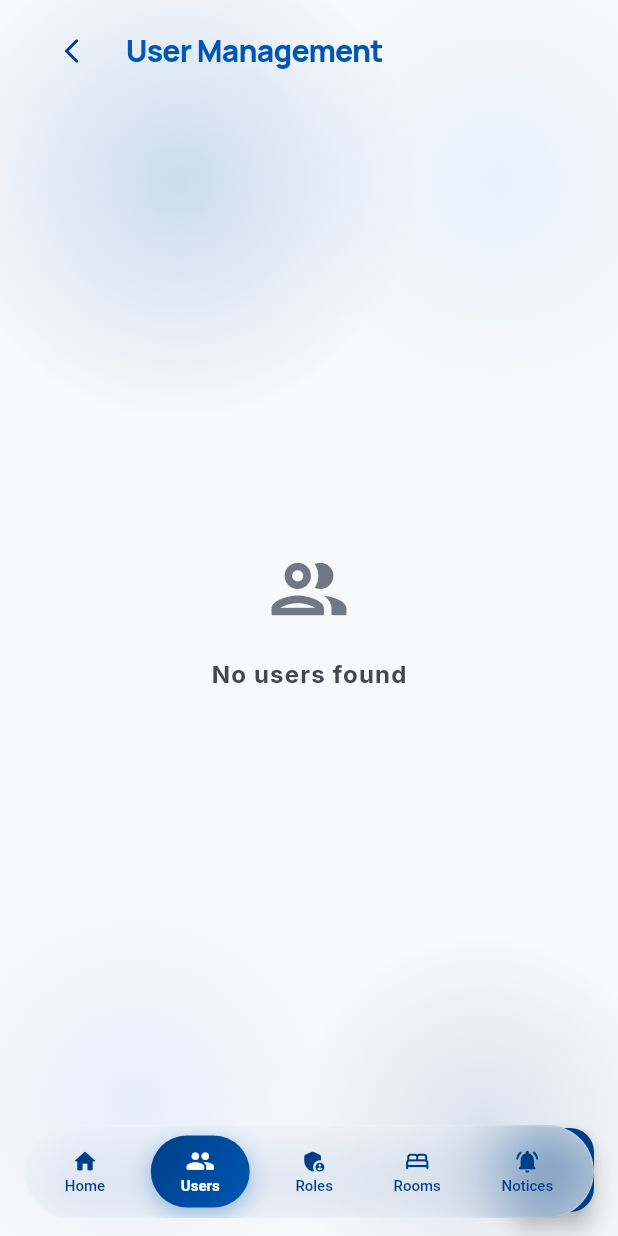
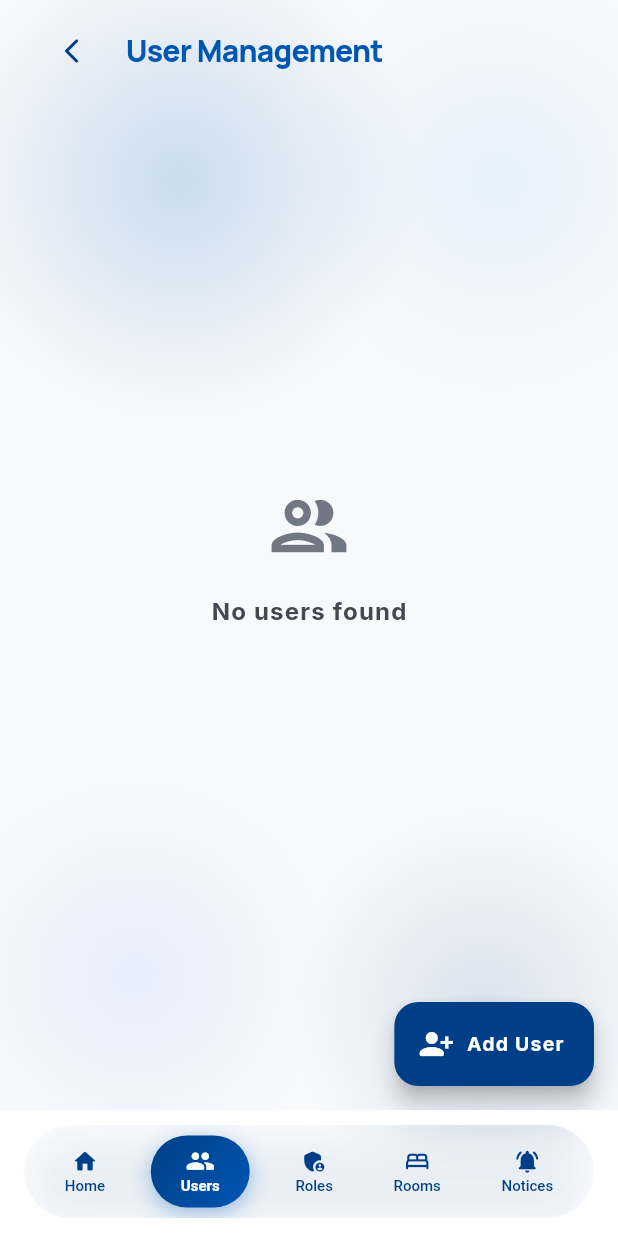
Before and after one commit to Dayanandaj05/hostel, a Flutter app: the AdminUserManagementScreen screen opened by its route, on a phone screen of 412 x 824 dp. Run offline on Flutter 3.47's test engine with Material 3 defaults, Android fonts, the phone set to English and light mode, and no system bars; our stand-ins replace cloud_firestore, firebase_auth, firebase_core, fl_chart, go_router, google_fonts; accounts and stored records are empty.

```diff
--- a/apps/hostel_app/lib/core/layouts/admin_shell_layout.dart
+++ b/apps/hostel_app/lib/core/layouts/admin_shell_layout.dart
@@ -60,9 +60,15 @@ class _AdminShellLayoutState extends State<AdminShellLayout> {
 
   @override
   Widget build(BuildContext context) {
+    final reservedBottom = StaticNavBar.reservedBottomPadding(context);
     return Stack(
       children: [
-        widget.child,
+        Positioned.fill(
+          child: Padding(
+            padding: EdgeInsets.only(bottom: reservedBottom),
+            child: widget.child,
+          ),
+        ),
         StaticNavBar(
           currentIndex: _currentIndex,
           onTap: _onNavTap,
--- a/apps/hostel_app/lib/core/widgets/static_nav_bar.dart
+++ b/apps/hostel_app/lib/core/widgets/static_nav_bar.dart
@@ -16,6 +16,12 @@ class StaticNavBar extends StatelessWidget {
     required this.items,
     this.badgeCounts = const {},
   });
+
+  static double reservedBottomPadding(BuildContext context) {
+    final safeBottom = MediaQuery.viewPaddingOf(context).bottom;
+    // Reserve enough vertical space for the pill nav and gesture area.
+    return safeBottom + 84;
+  }
 
   @override
   Widget build(BuildContext context) {
@@ -140,12 +146,10 @@ class StaticNavBar extends StatelessWidget {
                               duration: PsgDurations.fast,
                               style: TextStyle(
                                 fontSize: 10,
-                                fontWeight: active
-                                    ? FontWeight.w700
-                                    : FontWeight.w500,
-                                color: active
-                                    ? Colors.white
-                                    : PsgColors.primary,
+                                fontWeight:
+                                    active ? FontWeight.w700 : FontWeight.w500,
+                                color:
+                                    active ? Colors.white : PsgColors.primary,
                               ),
                               child: Text(
                                 item.label,
--- a/apps/hostel_app/lib/features/dashboard/presentation/pages/admin/admin_food_token_inventory_screen.dart
+++ b/apps/hostel_app/lib/features/dashboard/presentation/pages/admin/admin_food_token_inventory_screen.dart
@@ -42,11 +42,16 @@ class _AdminFoodTokenInventoryScreenState extends State<AdminFoodTokenInventoryS
             onPressed: () => context.go(AppRoutes.adminHome),
           ),
         ),
+        floatingActionButtonLocation: FloatingActionButtonLocation.endFloat,
         floatingActionButton: FloatingActionButton.extended(
           onPressed: () => _openItemDialog(),
           icon: const Icon(Icons.add_rounded),
-          label: const Text('Add Item'),
+          label: Text('Add Item', style: PsgText.label(13, color: Colors.white)),
           backgroundColor: PsgColors.primary,
+          foregroundColor: Colors.white,
+          elevation: 6,
+          shape: RoundedRectangleBorder(borderRadius: BorderRadius.circular(16)),
+          tooltip: 'Add item',
         ),
         body: Consumer<FoodTokenInventoryController>(
           builder: (context, controller, _) {
--- a/apps/hostel_app/lib/features/dashboard/presentation/pages/admin/admin_user_management_screen.dart
+++ b/apps/hostel_app/lib/features/dashboard/presentation/pages/admin/admin_user_management_screen.dart
@@ -168,11 +168,16 @@ class _AdminUserManagementScreenState extends State<AdminUserManagementScreen> {
           ),
           title: 'User Management',
         ),
-        floatingActionButton: FloatingActionButton(
+        floatingActionButtonLocation: FloatingActionButtonLocation.endFloat,
+        floatingActionButton: FloatingActionButton.extended(
           backgroundColor: PsgColors.primary,
           foregroundColor: Colors.white,
+          elevation: 6,
           onPressed: () => _showUserForm(),
-          child: const Icon(Icons.person_add_rounded),
+          icon: const Icon(Icons.person_add_alt_1_rounded),
+          label: Text('Add User', style: PsgText.label(13, color: Colors.white)),
+          shape: RoundedRectangleBorder(borderRadius: BorderRadius.circular(16)),
+          tooltip: 'Add user',
         ),
         body: StreamBuilder<QuerySnapshot>(
           stream: FirebaseFirestore.instance.collection('users').orderBy('createdAt', descending: true).snapshots(),
--- a/apps/hostel_app/lib/features/dashboard/presentation/pages/warden/warden_notice_screen.dart
+++ b/apps/hostel_app/lib/features/dashboard/presentation/pages/warden/warden_notice_screen.dart
@@ -141,12 +141,16 @@ class _WardenNoticeScreenState extends State<WardenNoticeScreen> {
           ),
           title: 'Notices',
         ),
+        floatingActionButtonLocation: FloatingActionButtonLocation.endFloat,
         floatingActionButton: FloatingActionButton.extended(
           backgroundColor: PsgColors.primary,
           foregroundColor: Colors.white,
+          elevation: 6,
           onPressed: _showPostNoticeSheet,
           icon: const Icon(Icons.add_rounded),
-          label: Text('Post Notice', style: PsgText.label(14, color: Colors.white)),
+          label: Text('Post Notice', style: PsgText.label(13, color: Colors.white)),
+          shape: RoundedRectangleBorder(borderRadius: BorderRadius.circular(16)),
+          tooltip: 'Post notice',
         ),
         body: StreamBuilder<QuerySnapshot>(
           stream: FirebaseFirestore.instance
```
Also changed, not shown: apps/hostel_app/lib/core/layouts/student_shell_layout.dart (+7 -1 lines), apps/hostel_app/lib/core/layouts/warden_shell_layout.dart (+7 -1 lines).
